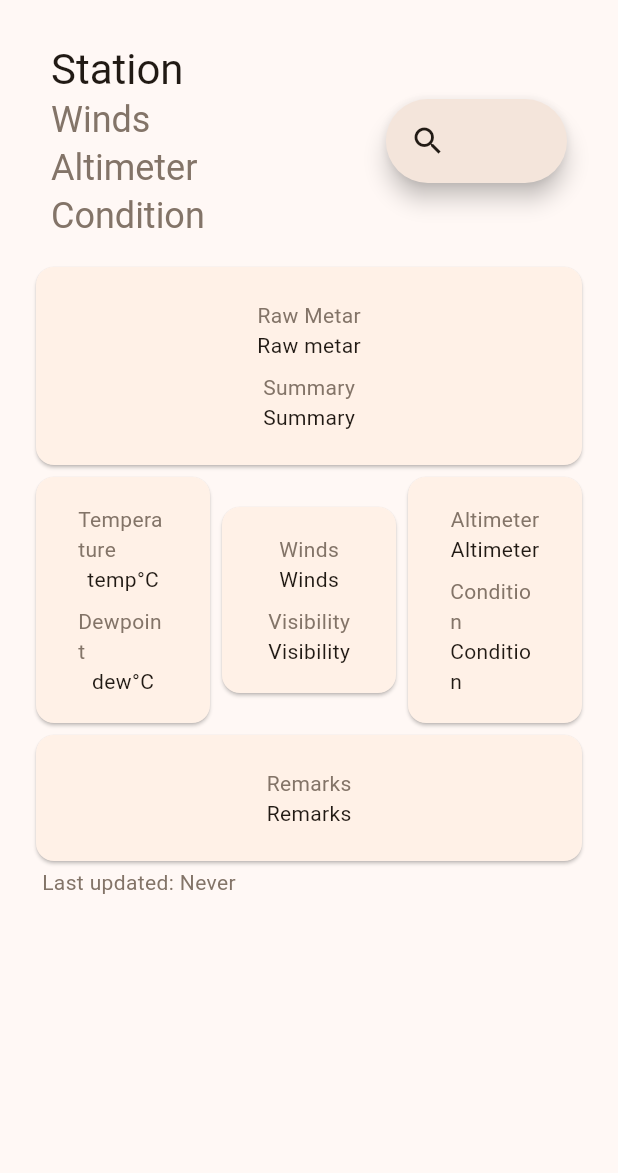
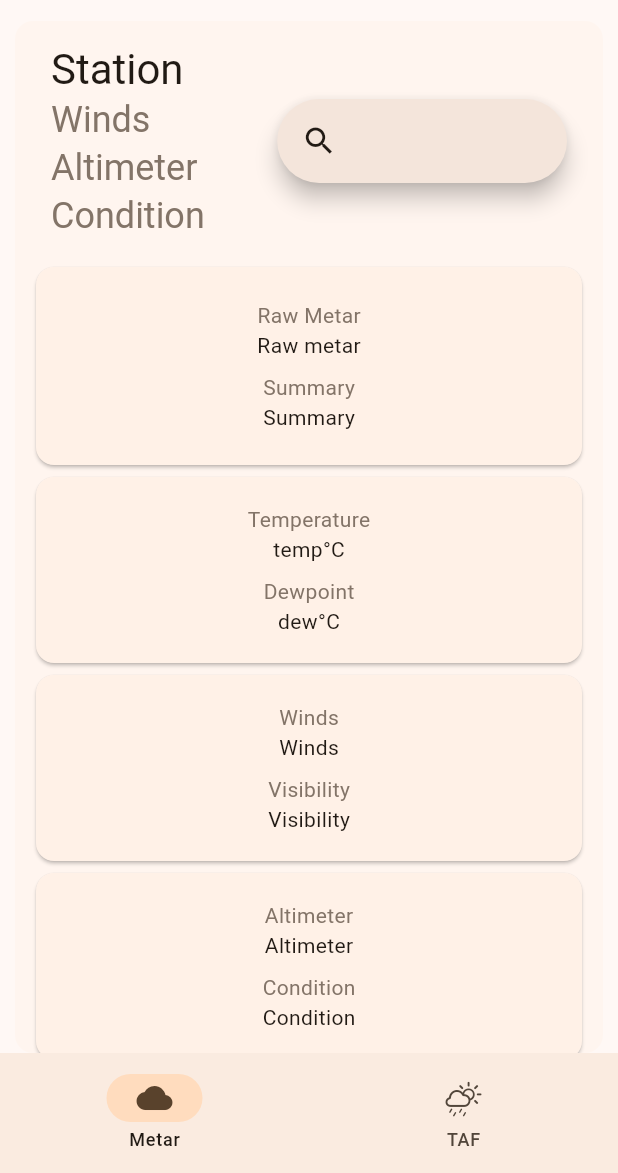
Before and after one commit to zeykafx/metar_viewer_3, a Flutter app: the screen it shows after launch, on a phone screen of 412 x 824 dp, the part 63-1236 px from its top. Run offline on Flutter 3.47's test engine with Material 3 defaults, Android fonts, the light colour scheme and no system bars; drawn by our look-alikes of dynamic_color; our stand-ins replace flutter_dotenv, flutter_mobx, flutter_svg, mobx, sqflite, sqflite_common_ffi; missing offline and left inert: cross_local_storage, time_formatter; accounts and stored records are empty; generated files the repository leaves out were written again.

Commit message:
Made the UI responsive

```diff
--- a/lib/main.dart
+++ b/lib/main.dart
@@ -1,9 +1,11 @@
 import 'dart:io';
 
 import 'package:dynamic_color/dynamic_color.dart';
+import 'package:flutter/cupertino.dart' as Cup;
 import 'package:flutter/material.dart';
 import 'package:flutter/services.dart';
 import 'package:flutter_dotenv/flutter_dotenv.dart';
+import 'package:metar_viewer_3/screens/taf_page.dart';
 import 'package:path/path.dart';
 import 'package:sqflite/sqflite.dart';
 import 'package:sqflite_common_ffi/sqflite_ffi.dart';
@@ -38,14 +40,19 @@ Future<void> openDb() async {
     } catch (_) {}
 
     // list all files in the assets directory
-    print("listing assets");
-    Directory directory = Directory("assets");
-    List<FileSystemEntity> files = directory.listSync();
-    print(files);
-    print(files.last.statSync());
+    // print("listing assets");
+    // Directory directory = Directory("assets");
+    // List<FileSystemEntity> files = directory.listSync();
+    // print(files);
+    // print(files.last.statSync());
 
     // Copy from asset
-    ByteData data = await rootBundle.load(join("assets/", "scxp.db"));
+    ByteData data;
+    if (Platform.isWindows) {
+      data = await rootBundle.load(join("assets/", "scxp.db"));
+    } else {
+      data = await rootBundle.load(join("assets", "scxp.db"));
+    }
 
     List<int> bytes = data.buffer.asUint8List(data.offsetInBytes, data.lengthInBytes);
 
@@ -103,8 +110,35 @@ class MyApp extends StatelessWidget {
   }
 }
 
-class HomePage extends StatelessWidget {
+class HomePage extends StatefulWidget {
   const HomePage({super.key});
+
+  @override
+  State<HomePage> createState() => _HomePageState();
+}
+
+class _HomePageState extends State<HomePage> {
+  int currentPageIndex = 0;
+  late PageController pageController;
+
+  @override
+  void initState() {
+    super.initState();
+    pageController = PageController();
+  }
+
+  @override
+  void dispose() {
+    pageController.dispose();
+    super.dispose();
+  }
+
+  void _onItemTapped(int index) {
+    setState(() {
+      currentPageIndex = index;
+      pageController.animateToPage(index, duration: const Duration(milliseconds: 500), curve: Curves.easeOut);
+    });
+  }
 
   @override
   Widget build(BuildContext context) {
@@ -112,7 +146,35 @@ class HomePage extends StatelessWidget {
       appBar: AppBar(
         title: const Text('Metar Viewer'),
       ),
-      body: const MetarPage(),
+      body: PageView(
+        controller: pageController,
+        allowImplicitScrolling: true,
+        onPageChanged: (int index) {
+          setState(() {
+            currentPageIndex = index;
+          });
+        },
+        children: const <Widget>[
+          MetarPage(),
+          TafPage(),
+        ],
+      ),
+      bottomNavigationBar: NavigationBar(
+        onDestinationSelected: _onItemTapped,
+        selectedIndex: currentPageIndex,
+        destinations: const <Widget>[
+          NavigationDestination(
+            selectedIcon: Icon(Icons.cloud_rounded),
+            icon: Icon(Icons.cloud_outlined),
+            label: 'Metar',
+          ),
+          NavigationDestination(
+            selectedIcon: Icon(Cup.CupertinoIcons.cloud_sun_rain_fill),
+            icon: Icon(Cup.CupertinoIcons.cloud_sun_rain),
+            label: 'TAF',
+          ),
+        ],
+      ),
     );
   }
 }
--- a/lib/screens/metar.dart
+++ b/lib/screens/metar.dart
@@ -54,8 +54,15 @@ class _MetarPageState extends State<MetarPage> {
 
   @override
   Widget build(BuildContext context) {
+    MediaQueryData mediaQuery = MediaQuery.of(context);
     return Padding(
-      padding: const EdgeInsets.symmetric(horizontal: 20.0),
+      padding: const EdgeInsets.symmetric(horizontal: 10.0),
+      child: Card(
+        margin: EdgeInsets.zero,
+        elevation: 0,
+        color: Theme.of(context).colorScheme.secondaryContainer.withOpacity(0.1),
+        child: Padding(
+          padding: const EdgeInsets.symmetric(horizontal: 10.0),
           child: Center(
             child: Container(
               constraints: const BoxConstraints(maxWidth: 700),
@@ -63,11 +70,6 @@ class _MetarPageState extends State<MetarPage> {
                 alignment: Alignment.topCenter,
                 child: SingleChildScrollView(
                   child: Observer(builder: (context) {
-                // if (metarStore.metar == null) {
-                //   return const Center(
-                //     child: Text("No metar"),
-                //   );
-                // }
                     return Column(
                       mainAxisSize: MainAxisSize.max,
                       crossAxisAlignment: CrossAxisAlignment.start,
@@ -132,6 +134,7 @@ class _MetarPageState extends State<MetarPage> {
 
                               // Search bar
                               Expanded(
+                                flex: 4,
                                 child: SearchAnchor.bar(
                                   // searchController: controller,
                                   // builder: (BuildContext context, SearchController controller) {
@@ -155,8 +158,8 @@ class _MetarPageState extends State<MetarPage> {
                                     SearchController controller,
                                   ) {
                                     if (controller.text.isEmpty || controller.text == "" || controller.text == " ") {
-                                  if (metarStore.searchHistory.isNotEmpty) {
-                                    return metarStore.getHistoryList(controller, context);
+                                      if (metarStore.searchHistory.isNotEmpty && mounted) {
+                                        return metarStore.getHistoryList(controller, context, mounted);
                                       }
                                       return [
                                         const Center(
@@ -164,10 +167,7 @@ class _MetarPageState extends State<MetarPage> {
                                         ),
                                       ];
                                     }
-                                return metarStore.getSuggestions(
-                                  controller,
-                                  context,
-                                );
+                                    return metarStore.getSuggestions(controller, context, mounted);
                                   },
                                 ),
                               ),
@@ -213,13 +213,16 @@ class _MetarPageState extends State<MetarPage> {
 
                         // Temperature/dewpoint, winds/vis, altimeter/condition
                         IntrinsicHeight(
-                      child: Row(
+                          child: Flex(
+                            direction: mediaQuery.size.width > 600 ? Axis.horizontal : Axis.vertical,
                             mainAxisSize: MainAxisSize.max,
                             mainAxisAlignment: MainAxisAlignment.spaceAround,
+                            crossAxisAlignment: CrossAxisAlignment.stretch,
                             children: [
                               // Temperature/dewpoint
                               buildCard(
                                 Column(
+                                  mainAxisSize: MainAxisSize.min,
                                   children: [
                                     Text(
                                       "Temperature",
@@ -227,16 +230,20 @@ class _MetarPageState extends State<MetarPage> {
                                             color: Theme.of(context).dividerColor,
                                           ),
                                     ),
-                                Text(
+                                    Flexible(
+                                      child: Text(
                                         metarStore.metar != null
                                             ? "${metarStore.metar!.temperature}°${metarStore.metar!.temperatureUnits}"
                                             : "temp°C",
                                       ),
+                                    ),
                                     const SizedBox(height: 8.0),
-                                Text(
+                                    Flexible(
+                                      child: Text(
                                         "Dewpoint",
                                         style: Theme.of(context).textTheme.bodyMedium?.copyWith(
                                               color: Theme.of(context).dividerColor,
+                                            ),
                                       ),
                                     ),
                                     Text(
@@ -287,10 +294,12 @@ class _MetarPageState extends State<MetarPage> {
                                             color: Theme.of(context).dividerColor,
                                           ),
                                     ),
-                                Text(
+                                    Flexible(
+                                      child: Text(
                                         metarStore.metar != null
                                             ? "${metarStore.metar!.visibility} ${metarStore.metar!.visiblityUnits}"
                                             : "Visibility",
+                                      ),
                                     ),
                                   ],
                                 ),
@@ -298,6 +307,7 @@ class _MetarPageState extends State<MetarPage> {
                               // Altimeter/condition
                               buildCard(
                                 Column(
+                                  mainAxisSize: MainAxisSize.min,
                                   children: [
                                     Text(
                                       "Altimeter",
@@ -305,10 +315,12 @@ class _MetarPageState extends State<MetarPage> {
                                             color: Theme.of(context).dividerColor,
                                           ),
                                     ),
-                                Text(
+                                    Flexible(
+                                      child: Text(
                                         metarStore.metar != null
                                             ? "${metarStore.metar!.altimeter} ${metarStore.metar!.altIsInHg ? "inHg" : "hPa"}"
                                             : "Altimeter",
+                                      ),
                                     ),
                                     const SizedBox(height: 8.0),
                                     Text(
@@ -342,7 +354,8 @@ class _MetarPageState extends State<MetarPage> {
 
                         // Cloud layers
                         IntrinsicHeight(
-                      child: Row(
+                          child: Flex(
+                            direction: mediaQuery.size.width > 600 ? Axis.horizontal : Axis.vertical,
                             children: [
                               // cloud layers
                               if (metarStore.metar != null && metarStore.metar!.cloudLayers.isNotEmpty) ...[
@@ -442,6 +455,8 @@ class _MetarPageState extends State<MetarPage> {
               ),
             ),
           ),
+        ),
+      ),
     );
   }
 }
```
Also changed, not shown: lib/screens/components/airport_info.dart (+4 -22 lines), lib/screens/metar_store.dart (+9 -0 lines), lib/screens/taf_page.dart (added, +12 -0 lines), lib/screens/metar_store.g.dart. Lines whose indentation alone changed are shown as unchanged.
